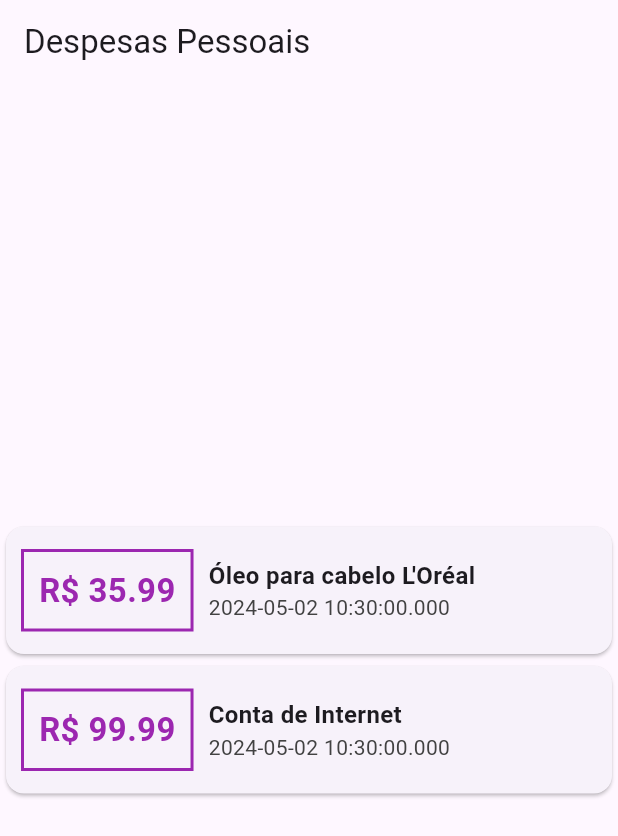
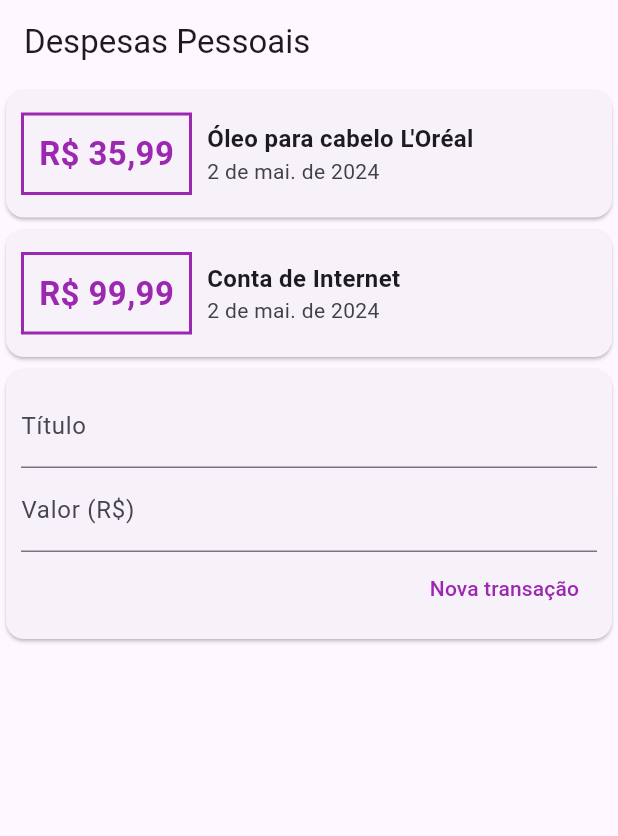
Before and after one commit to tarcisiomesquita/expenses_app, a Flutter app: the screen it shows after launch, on a phone screen of 412 x 824 dp. Shown: the top 836 px of the screen. Run offline on Flutter 3.47's test engine with Material 3 defaults, Android fonts, the phone set to English and light mode, and no system bars.

Commit message:
criação de uma coluna de inputs para inserção de novas despesas e formatação de dados(moeda e data) para pt_BR

```diff
--- a/lib/main.dart
+++ b/lib/main.dart
@@ -1,19 +1,30 @@
 import 'package:expenses_app/models/transaction.dart';
 import 'package:flutter/material.dart';
+import 'package:intl/date_symbol_data_local.dart';
+import 'package:intl/intl.dart';
 
-void main() => runApp(const ExpensesApp());
+void main() {
+  runApp(
+    const ExpensesApp(),
+  );
+}
 
 class ExpensesApp extends StatelessWidget {
   const ExpensesApp({super.key});
 
   @override
   Widget build(BuildContext context) {
+    Intl.defaultLocale = 'pt_BR';
+    initializeDateFormatting('pt_BR', null);
     return MaterialApp(home: MyHomePage());
   }
 }
 
 class MyHomePage extends StatelessWidget {
   MyHomePage({super.key});
+
+  final titleController = TextEditingController();
+  final valueController = TextEditingController();
 
   final _transactions = [
     Transaction(
@@ -30,6 +41,12 @@ class MyHomePage extends StatelessWidget {
     ),
   ];
 
+  String formatCurrency(double value) => NumberFormat.currency(
+        symbol: 'R\$',
+        decimalDigits: 2,
+      ).format(value);
+  String formatDate(DateTime date) => DateFormat.yMMMd().format(date);
+
   @override
   Widget build(BuildContext context) {
     return Scaffold(
@@ -37,7 +54,6 @@ class MyHomePage extends StatelessWidget {
         title: const Text('Despesas Pessoais'),
       ),
       body: Column(
-        mainAxisAlignment: MainAxisAlignment.spaceAround,
         crossAxisAlignment: CrossAxisAlignment.stretch,
         children: [
           Column(
@@ -59,7 +75,7 @@ class MyHomePage extends StatelessWidget {
                         ),
                         padding: const EdgeInsets.all(10),
                         child: Text(
-                          'R\$ ${tr.value.toStringAsFixed(2)}',
+                          formatCurrency(tr.value),
                           style: const TextStyle(
                             fontWeight: FontWeight.bold,
                             fontSize: 22,
@@ -78,7 +94,7 @@ class MyHomePage extends StatelessWidget {
                             ),
                           ),
                           Text(
-                            tr.date.toString(),
+                            formatDate(tr.date),
                             style: TextStyle(
                               color: Colors.grey.shade800,
                             ),
@@ -91,6 +107,37 @@ class MyHomePage extends StatelessWidget {
               },
             ).toList(),
           ),
+          Card(
+            child: Padding(
+              padding: const EdgeInsets.all(10.0),
+              child: Column(
+                children: [
+                  TextField(
+                    controller: titleController,
+                    decoration: const InputDecoration(labelText: 'Título'),
+                  ),
+                  TextField(
+                    controller: valueController,
+                    decoration: const InputDecoration(labelText: 'Valor (R\$)'),
+                  ),
+                  Row(
+                    mainAxisAlignment: MainAxisAlignment.end,
+                    children: [
+                      TextButton(
+                        onPressed: () {},
+                        style: TextButton.styleFrom(
+                          foregroundColor: Colors.purple,
+                        ),
+                        child: const Text(
+                          'Nova transação',
+                        ),
+                      ),
+                    ],
+                  ),
+                ],
+              ),
+            ),
+          )
         ],
       ),
     );
--- a/pubspec.yaml
+++ b/pubspec.yaml
@@ -30,6 +30,7 @@ environment:
 dependencies:
   flutter:
     sdk: flutter
+  intl: ^0.19.0
 
 
   # The following adds the Cupertino Icons font to your application.
```
